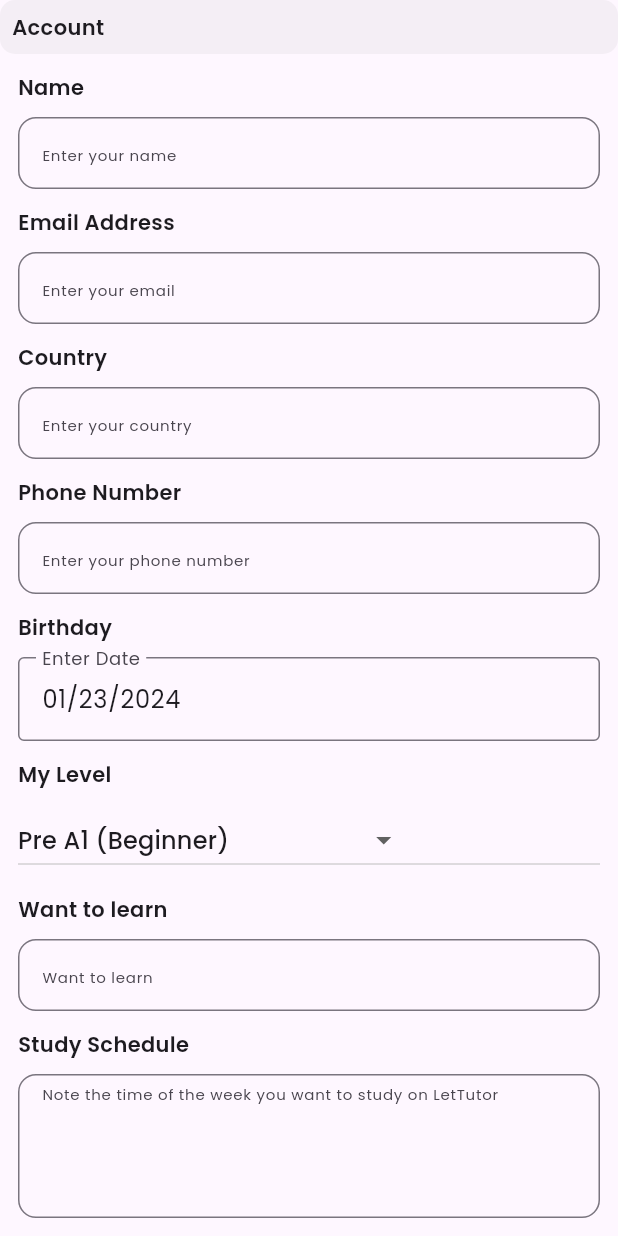
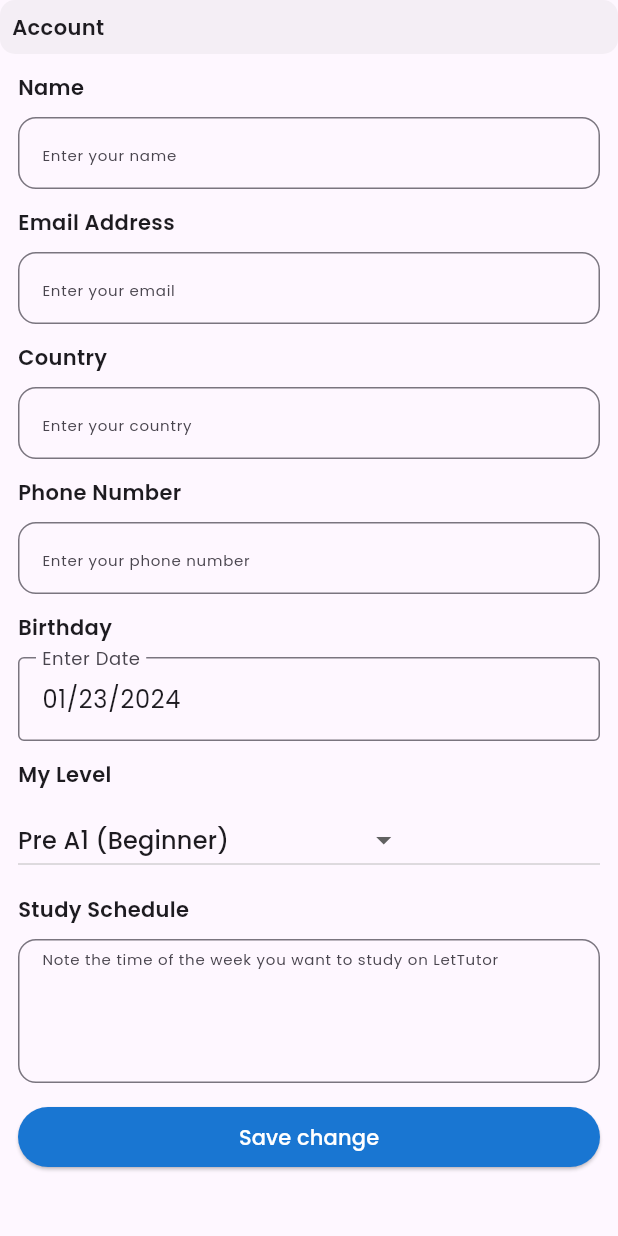
Before and after one commit to Mtoan12/advanced-mobile, a Flutter app: the ProfileFormWidget widget shown alone on an empty page, opened directly with empty values, on a phone screen of 412 x 824 dp. Run offline on Flutter 3.47's test engine with Material 3 defaults, Android fonts, the phone set to English and light mode, and no system bars; our stand-ins replace data_table_2, flutter_svg, get, go_router, google_fonts, google_sign_in and 3 more; missing offline and left inert: flutter_pdfview, jitsi_meet_flutter_sdk, number_paginator; accounts and stored records are empty; network calls fail; key blocks and very long unbroken strings in the code were emptied for the run.

```diff
--- a/lib/screens/profile_screen/profile_form.dart
+++ b/lib/screens/profile_screen/profile_form.dart
@@ -35,7 +35,7 @@ class _ProfileFormWidgetState extends State<ProfileFormWidget> {
     emailEditingController.text = widget.user.email ?? "";
     countryEditingController.text = widget.user.country ?? "";
     phoneEditingController.text = widget.user.phone ?? "";
-    wantToLearnEditingController.text = widget.user.requireNote ?? "";
+    // wantToLearnEditingController.text = widget.user.requireNote ?? "";
     studyScheduleEditingController.text = widget.user.studySchedule ?? "";
     birthday = widget.user.birthday ?? DateTime.now();
 
@@ -171,6 +171,7 @@ class _ProfileFormWidgetState extends State<ProfileFormWidget> {
                         child: InputDatePickerFormField(
                           acceptEmptyDate: true,
                           initialDate: birthday,
+
                           onDateSaved: (value) {
                             print("birthday $value");
                             setState(() {
@@ -229,26 +230,26 @@ class _ProfileFormWidgetState extends State<ProfileFormWidget> {
                   const SizedBox(
                     height: 12,
                   ),
-                  Column(
-                    crossAxisAlignment: CrossAxisAlignment.start,
-                    children: [
-                      const Text("Want to learn",
-                          style: TextStyle(fontWeight: FontWeight.w600)),
-                      const SizedBox(
-                        height: 10,
-                      ),
-                      SizedBox(
-                        width: double.infinity,
-                        child: TextInput(
-                          controller: wantToLearnEditingController,
-                          placeHolder: "Want to learn",
-                        ),
-                      ),
-                    ],
-                  ),
-                  const SizedBox(
-                    height: 12,
-                  ),
+                  // Column(
+                  //   crossAxisAlignment: CrossAxisAlignment.start,
+                  //   children: [
+                  //     const Text("Want to learn",
+                  //         style: TextStyle(fontWeight: FontWeight.w600)),
+                  //     const SizedBox(
+                  //       height: 10,
+                  //     ),
+                  //     SizedBox(
+                  //       width: double.infinity,
+                  //       child: TextInput(
+                  //         controller: wantToLearnEditingController,
+                  //         placeHolder: "Want to learn",
+                  //       ),
+                  //     ),
+                  //   ],
+                  // ),
+                  // const SizedBox(
+                  //   height: 12,
+                  // ),
                   Column(
                     crossAxisAlignment: CrossAxisAlignment.start,
                     children: [
@@ -278,11 +279,9 @@ class _ProfileFormWidgetState extends State<ProfileFormWidget> {
                               backgroundColor: Colors.blue[700]),
                           onPressed: () {
                             String name = nameEditingController.text;
-                            String email = emailEditingController.text;
                             String country = countryEditingController.text;
-                            String phone = phoneEditingController.text;
-                            String requiredNote =
-                                wantToLearnEditingController.text;
+                            // String requiredNote =
+                            //     wantToLearnEditingController.text;
                             String studySchedule =
                                 studyScheduleEditingController.text;
 
```
